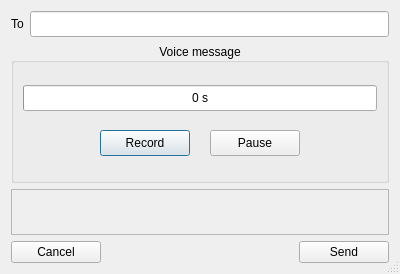
Stkai/BeeBEEP, file src/voicechat/GuiRecordVoiceMessage.ui: the form before one commit.
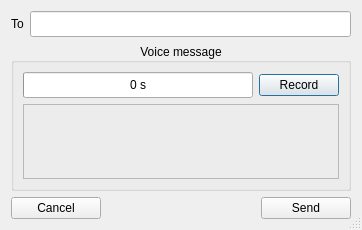
The form after the commit. Icons and pictures are not drawn.

Commit message: New feature: voice messages (You can record your voice message and send it to the online members of the chat). Translation updated. Version upgraded to 5.7.1.

Patch:
```diff
--- a/src/voicechat/GuiRecordVoiceMessage.ui
+++ b/src/voicechat/GuiRecordVoiceMessage.ui
@@ -9,14 +9,14 @@
    <rect>
     <x>0</x>
     <y>0</y>
-    <width>400</width>
-    <height>274</height>
+    <width>362</width>
+    <height>230</height>
    </rect>
   </property>
   <property name="minimumSize">
    <size>
-    <width>400</width>
-    <height>270</height>
+    <width>300</width>
+    <height>230</height>
    </size>
   </property>
   <property name="sizeGripEnabled">
@@ -25,37 +25,13 @@
   <property name="modal">
    <bool>true</bool>
   </property>
-  <layout class="QGridLayout" name="gridLayout_2">
-   <item row="0" column="0">
-    <layout class="QHBoxLayout" name="horizontalLayout_3">
-     <item>
-      <widget class="QLabel" name="mp_labelTo">
-       <property name="text">
-        <string>To</string>
-       </property>
-      </widget>
-     </item>
-     <item>
-      <widget class="QLineEdit" name="mp_leTo">
-       <property name="minimumSize">
-        <size>
-         <width>0</width>
-         <height>26</height>
-        </size>
-       </property>
-       <property name="readOnly">
-        <bool>true</bool>
-       </property>
-      </widget>
-     </item>
-    </layout>
-   </item>
-   <item row="1" column="0">
+  <layout class="QGridLayout" name="gridLayout">
+   <item row="1" column="0" colspan="3">
     <widget class="QGroupBox" name="mp_gbVoiceMessage">
      <property name="minimumSize">
       <size>
        <width>0</width>
-       <height>140</height>
+       <height>80</height>
       </size>
      </property>
      <property name="title">
@@ -64,12 +40,14 @@
      <property name="alignment">
       <set>Qt::AlignCenter</set>
      </property>
-     <layout class="QGridLayout" name="gridLayout">
-      <item row="1" column="0" colspan="2">
+     <layout class="QVBoxLayout" name="mp_layoutLevels">
+      <item>
+       <layout class="QHBoxLayout" name="horizontalLayout">
+        <item>
        <widget class="QProgressBar" name="mp_progressBar">
         <property name="minimumSize">
          <size>
-          <width>200</width>
+            <width>100</width>
           <height>26</height>
          </size>
         </property>
@@ -84,32 +62,8 @@
         </property>
        </widget>
       </item>
-      <item row="2" column="0" colspan="2">
-       <layout class="QHBoxLayout" name="horizontalLayout_2">
-        <property name="spacing">
-         <number>20</number>
-        </property>
-        <item>
-         <spacer name="horizontalSpacer_2">
-          <property name="orientation">
-           <enum>Qt::Horizontal</enum>
-          </property>
-          <property name="sizeHint" stdset="0">
-           <size>
-            <width>40</width>
-            <height>20</height>
-           </size>
-          </property>
-         </spacer>
-        </item>
         <item>
          <widget class="QPushButton" name="mp_pbRecord">
-          <property name="minimumSize">
-           <size>
-            <width>90</width>
-            <height>26</height>
-           </size>
-          </property>
           <property name="text">
            <string>Record</string>
           </property>
@@ -119,45 +73,9 @@
           </property>
          </widget>
         </item>
-        <item>
-         <widget class="QPushButton" name="mp_pbPause">
-          <property name="minimumSize">
-           <size>
-            <width>90</width>
-            <height>26</height>
-           </size>
-          </property>
-          <property name="text">
-           <string>Pause</string>
-          </property>
-          <property name="icon">
-           <iconset resource="../beebeep.qrc">
-            <normaloff>:/images/pause.png</normaloff>:/images/pause.png</iconset>
-          </property>
-         </widget>
-        </item>
-        <item>
-         <spacer name="horizontalSpacer_3">
-          <property name="orientation">
-           <enum>Qt::Horizontal</enum>
-          </property>
-          <property name="sizeHint" stdset="0">
-           <size>
-            <width>40</width>
-            <height>20</height>
-           </size>
-          </property>
-         </spacer>
-        </item>
        </layout>
       </item>
-      <item row="0" column="0" colspan="2">
-       <layout class="QVBoxLayout" name="mp_layoutLevels"/>
-      </item>
-     </layout>
-    </widget>
-   </item>
-   <item row="2" column="0">
+      <item>
     <widget class="QLabel" name="mp_lStatus">
      <property name="sizePolicy">
       <sizepolicy hsizetype="Expanding" vsizetype="Expanding">
@@ -182,9 +100,10 @@
      </property>
     </widget>
    </item>
-   <item row="3" column="0">
-    <layout class="QGridLayout" name="gridLayout_3">
-     <item row="0" column="0">
+     </layout>
+    </widget>
+   </item>
+   <item row="2" column="0">
       <widget class="QPushButton" name="mp_pbCancel">
        <property name="minimumSize">
         <size>
@@ -201,8 +120,8 @@
        </property>
       </widget>
      </item>
-     <item row="0" column="1">
-      <spacer name="horizontalSpacer">
+   <item row="2" column="1">
+    <spacer name="horizontalSpacer_2">
        <property name="orientation">
         <enum>Qt::Horizontal</enum>
        </property>
@@ -214,7 +133,7 @@
        </property>
       </spacer>
      </item>
-     <item row="0" column="2">
+   <item row="2" column="2">
       <widget class="QPushButton" name="mp_pbSend">
        <property name="minimumSize">
         <size>
@@ -231,6 +150,28 @@
        </property>
       </widget>
      </item>
+   <item row="0" column="0" colspan="3">
+    <layout class="QHBoxLayout" name="horizontalLayout_3">
+     <item>
+      <widget class="QLabel" name="mp_labelTo">
+       <property name="text">
+        <string>To</string>
+       </property>
+      </widget>
+     </item>
+     <item>
+      <widget class="QLineEdit" name="mp_leTo">
+       <property name="minimumSize">
+        <size>
+         <width>0</width>
+         <height>26</height>
+        </size>
+       </property>
+       <property name="readOnly">
+        <bool>true</bool>
+       </property>
+      </widget>
+     </item>
     </layout>
    </item>
   </layout>
```
Left out of the diff: 3 changed lines with no effect on the pictures. Lines whose indentation alone changed are shown as unchanged. The commit also changes 43 other files.
